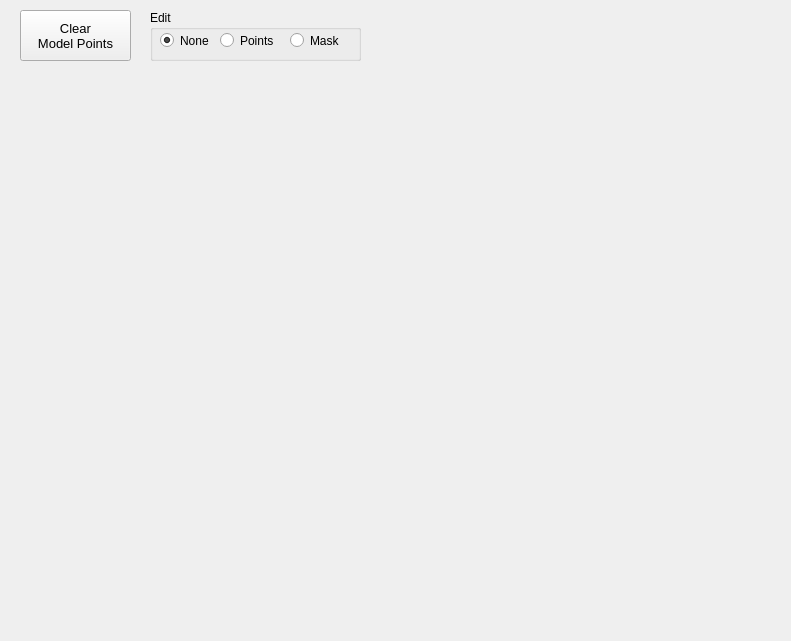
Above: mountwizzard/gui/hemisphere_dialog_ui.ui from sayitfast/MountWizzard3 before the change. Below: the same form after it.
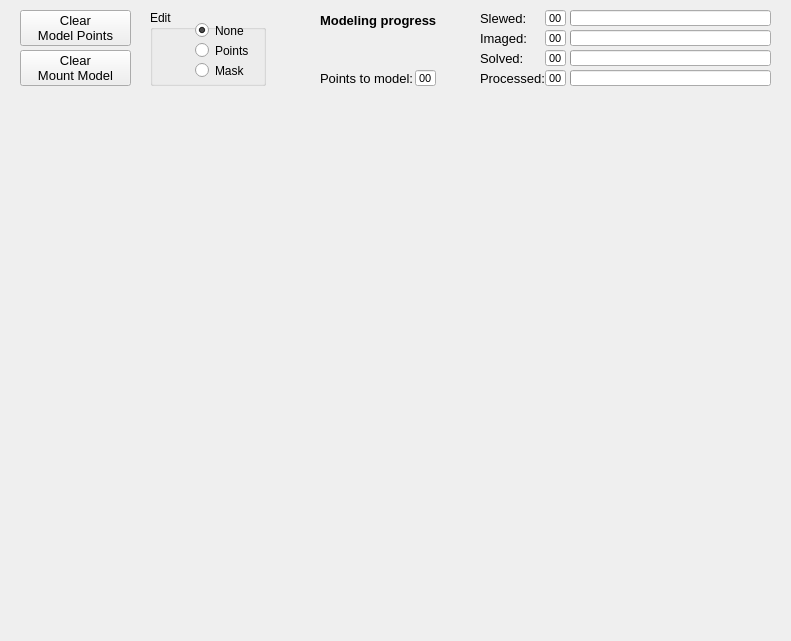
That is the form after the change.

Commit message: added second point clear align and moved progress to hemisphere window

The edit to the form file:
```diff
--- a/mountwizzard/gui/hemisphere_dialog_ui.ui
+++ b/mountwizzard/gui/hemisphere_dialog_ui.ui
@@ -25,9 +25,9 @@
    <property name="geometry">
     <rect>
      <x>10</x>
-     <y>80</y>
+     <y>105</y>
      <width>771</width>
-     <height>551</height>
+     <height>526</height>
     </rect>
    </property>
    <property name="autoFillBackground">
@@ -43,7 +43,7 @@
      <x>20</x>
      <y>10</y>
      <width>111</width>
-     <height>51</height>
+     <height>36</height>
     </rect>
    </property>
    <property name="font">
@@ -65,7 +65,7 @@
      <x>0</x>
      <y>0</y>
      <width>790</width>
-     <height>71</height>
+     <height>96</height>
     </rect>
    </property>
    <property name="text">
@@ -77,8 +77,8 @@
     <rect>
      <x>150</x>
      <y>10</y>
-     <width>211</width>
-     <height>51</height>
+     <width>116</width>
+     <height>76</height>
     </rect>
    </property>
    <property name="title">
@@ -87,8 +87,8 @@
    <widget class="QRadioButton" name="btn_editNone">
     <property name="geometry">
      <rect>
-      <x>10</x>
-      <y>20</y>
+      <x>45</x>
+      <y>10</y>
       <width>61</width>
       <height>21</height>
      </rect>
@@ -103,8 +103,8 @@
    <widget class="QRadioButton" name="btn_editModelPoints">
     <property name="geometry">
      <rect>
-      <x>70</x>
-      <y>20</y>
+      <x>45</x>
+      <y>30</y>
       <width>71</width>
       <height>21</height>
      </rect>
@@ -116,8 +116,8 @@
    <widget class="QRadioButton" name="btn_editHorizonMask">
     <property name="geometry">
      <rect>
-      <x>140</x>
-      <y>20</y>
+      <x>45</x>
+      <y>50</y>
       <width>61</width>
       <height>21</height>
      </rect>
@@ -127,6 +127,439 @@
     </property>
    </widget>
   </widget>
+  <widget class="QProgressBar" name="bar_numberPointsProcessed">
+   <property name="geometry">
+    <rect>
+     <x>570</x>
+     <y>70</y>
+     <width>201</width>
+     <height>16</height>
+    </rect>
+   </property>
+   <property name="maximum">
+    <number>1000</number>
+   </property>
+   <property name="value">
+    <number>1</number>
+   </property>
+   <property name="textVisible">
+    <bool>false</bool>
+   </property>
+  </widget>
+  <widget class="QLineEdit" name="le_numberPointsProcessed">
+   <property name="geometry">
+    <rect>
+     <x>545</x>
+     <y>70</y>
+     <width>21</width>
+     <height>16</height>
+    </rect>
+   </property>
+   <property name="font">
+    <font>
+     <family>Arial</family>
+     <pointsize>8</pointsize>
+     <weight>50</weight>
+     <bold>false</bold>
+    </font>
+   </property>
+   <property name="mouseTracking">
+    <bool>false</bool>
+   </property>
+   <property name="focusPolicy">
+    <enum>Qt::NoFocus</enum>
+   </property>
+   <property name="acceptDrops">
+    <bool>false</bool>
+   </property>
+   <property name="toolTip">
+    <string>&lt;html&gt;&lt;head/&gt;&lt;body&gt;&lt;p&gt;&lt;span style=&quot; font-size:10pt;&quot;&gt;Progress in modeling.&lt;/span&gt;&lt;/p&gt;&lt;/body&gt;&lt;/html&gt;</string>
+   </property>
+   <property name="layoutDirection">
+    <enum>Qt::RightToLeft</enum>
+   </property>
+   <property name="text">
+    <string>00</string>
+   </property>
+   <property name="alignment">
+    <set>Qt::AlignRight|Qt::AlignTrailing|Qt::AlignVCenter</set>
+   </property>
+   <property name="readOnly">
+    <bool>true</bool>
+   </property>
+  </widget>
+  <widget class="QLabel" name="label_81">
+   <property name="geometry">
+    <rect>
+     <x>480</x>
+     <y>70</y>
+     <width>66</width>
+     <height>16</height>
+    </rect>
+   </property>
+   <property name="font">
+    <font>
+     <family>MS Shell Dlg 2</family>
+     <pointsize>10</pointsize>
+     <weight>50</weight>
+     <bold>false</bold>
+    </font>
+   </property>
+   <property name="text">
+    <string>Processed:</string>
+   </property>
+  </widget>
+  <widget class="QProgressBar" name="bar_numberPointsSolved">
+   <property name="geometry">
+    <rect>
+     <x>570</x>
+     <y>50</y>
+     <width>201</width>
+     <height>16</height>
+    </rect>
+   </property>
+   <property name="maximum">
+    <number>1000</number>
+   </property>
+   <property name="value">
+    <number>1</number>
+   </property>
+   <property name="textVisible">
+    <bool>false</bool>
+   </property>
+  </widget>
+  <widget class="QLineEdit" name="le_numberPointsSolved">
+   <property name="geometry">
+    <rect>
+     <x>545</x>
+     <y>50</y>
+     <width>21</width>
+     <height>16</height>
+    </rect>
+   </property>
+   <property name="font">
+    <font>
+     <family>Arial</family>
+     <pointsize>8</pointsize>
+     <weight>50</weight>
+     <bold>false</bold>
+    </font>
+   </property>
+   <property name="mouseTracking">
+    <bool>false</bool>
+   </property>
+   <property name="focusPolicy">
+    <enum>Qt::NoFocus</enum>
+   </property>
+   <property name="acceptDrops">
+    <bool>false</bool>
+   </property>
+   <property name="toolTip">
+    <string>&lt;html&gt;&lt;head/&gt;&lt;body&gt;&lt;p&gt;&lt;span style=&quot; font-size:10pt;&quot;&gt;Progress in modeling.&lt;/span&gt;&lt;/p&gt;&lt;/body&gt;&lt;/html&gt;</string>
+   </property>
+   <property name="layoutDirection">
+    <enum>Qt::RightToLeft</enum>
+   </property>
+   <property name="text">
+    <string>00</string>
+   </property>
+   <property name="alignment">
+    <set>Qt::AlignRight|Qt::AlignTrailing|Qt::AlignVCenter</set>
+   </property>
+   <property name="readOnly">
+    <bool>true</bool>
+   </property>
+  </widget>
+  <widget class="QLabel" name="label_28">
+   <property name="geometry">
+    <rect>
+     <x>480</x>
+     <y>50</y>
+     <width>66</width>
+     <height>16</height>
+    </rect>
+   </property>
+   <property name="font">
+    <font>
+     <family>MS Shell Dlg 2</family>
+     <pointsize>10</pointsize>
+     <weight>50</weight>
+     <bold>false</bold>
+    </font>
+   </property>
+   <property name="text">
+    <string>Solved:</string>
+   </property>
+  </widget>
+  <widget class="QProgressBar" name="bar_numberPointsImaged">
+   <property name="geometry">
+    <rect>
+     <x>570</x>
+     <y>30</y>
+     <width>201</width>
+     <height>16</height>
+    </rect>
+   </property>
+   <property name="maximum">
+    <number>1000</number>
+   </property>
+   <property name="value">
+    <number>1</number>
+   </property>
+   <property name="textVisible">
+    <bool>false</bool>
+   </property>
+  </widget>
+  <widget class="QLineEdit" name="le_numberPointsImaged">
+   <property name="geometry">
+    <rect>
+     <x>545</x>
+     <y>30</y>
+     <width>21</width>
+     <height>16</height>
+    </rect>
+   </property>
+   <property name="font">
+    <font>
+     <family>Arial</family>
+     <pointsize>8</pointsize>
+     <weight>50</weight>
+     <bold>false</bold>
+    </font>
+   </property>
+   <property name="mouseTracking">
+    <bool>false</bool>
+   </property>
+   <property name="focusPolicy">
+    <enum>Qt::NoFocus</enum>
+   </property>
+   <property name="acceptDrops">
+    <bool>false</bool>
+   </property>
+   <property name="toolTip">
+    <string>&lt;html&gt;&lt;head/&gt;&lt;body&gt;&lt;p&gt;&lt;span style=&quot; font-size:10pt;&quot;&gt;Progress in modeling.&lt;/span&gt;&lt;/p&gt;&lt;/body&gt;&lt;/html&gt;</string>
+   </property>
+   <property name="layoutDirection">
+    <enum>Qt::RightToLeft</enum>
+   </property>
+   <property name="text">
+    <string>00</string>
+   </property>
+   <property name="alignment">
+    <set>Qt::AlignRight|Qt::AlignTrailing|Qt::AlignVCenter</set>
+   </property>
+   <property name="readOnly">
+    <bool>true</bool>
+   </property>
+  </widget>
+  <widget class="QLabel" name="label_77">
+   <property name="geometry">
+    <rect>
+     <x>480</x>
+     <y>30</y>
+     <width>66</width>
+     <height>16</height>
+    </rect>
+   </property>
+   <property name="font">
+    <font>
+     <family>MS Shell Dlg 2</family>
+     <pointsize>10</pointsize>
+     <weight>50</weight>
+     <bold>false</bold>
+    </font>
+   </property>
+   <property name="text">
+    <string>Imaged:</string>
+   </property>
+  </widget>
+  <widget class="QProgressBar" name="bar_numberPointsSlewed">
+   <property name="geometry">
+    <rect>
+     <x>570</x>
+     <y>10</y>
+     <width>201</width>
+     <height>16</height>
+    </rect>
+   </property>
+   <property name="maximum">
+    <number>1000</number>
+   </property>
+   <property name="value">
+    <number>1</number>
+   </property>
+   <property name="textVisible">
+    <bool>false</bool>
+   </property>
+  </widget>
+  <widget class="QLineEdit" name="le_numberPointsSlewed">
+   <property name="geometry">
+    <rect>
+     <x>545</x>
+     <y>10</y>
+     <width>21</width>
+     <height>16</height>
+    </rect>
+   </property>
+   <property name="font">
+    <font>
+     <family>Arial</family>
+     <pointsize>8</pointsize>
+     <weight>50</weight>
+     <bold>false</bold>
+    </font>
+   </property>
+   <property name="mouseTracking">
+    <bool>false</bool>
+   </property>
+   <property name="focusPolicy">
+    <enum>Qt::NoFocus</enum>
+   </property>
+   <property name="acceptDrops">
+    <bool>false</bool>
+   </property>
+   <property name="toolTip">
+    <string>&lt;html&gt;&lt;head/&gt;&lt;body&gt;&lt;p&gt;&lt;span style=&quot; font-size:10pt;&quot;&gt;Progress in modeling.&lt;/span&gt;&lt;/p&gt;&lt;/body&gt;&lt;/html&gt;</string>
+   </property>
+   <property name="layoutDirection">
+    <enum>Qt::RightToLeft</enum>
+   </property>
+   <property name="text">
+    <string>00</string>
+   </property>
+   <property name="alignment">
+    <set>Qt::AlignRight|Qt::AlignTrailing|Qt::AlignVCenter</set>
+   </property>
+   <property name="readOnly">
+    <bool>true</bool>
+   </property>
+  </widget>
+  <widget class="QLabel" name="label_100">
+   <property name="geometry">
+    <rect>
+     <x>480</x>
+     <y>10</y>
+     <width>66</width>
+     <height>16</height>
+    </rect>
+   </property>
+   <property name="font">
+    <font>
+     <family>MS Shell Dlg 2</family>
+     <pointsize>10</pointsize>
+     <weight>50</weight>
+     <bold>false</bold>
+    </font>
+   </property>
+   <property name="text">
+    <string>Slewed:</string>
+   </property>
+  </widget>
+  <widget class="QLineEdit" name="le_numberPointsToModel">
+   <property name="geometry">
+    <rect>
+     <x>415</x>
+     <y>70</y>
+     <width>21</width>
+     <height>16</height>
+    </rect>
+   </property>
+   <property name="font">
+    <font>
+     <family>Arial</family>
+     <pointsize>8</pointsize>
+     <weight>50</weight>
+     <bold>false</bold>
+    </font>
+   </property>
+   <property name="mouseTracking">
+    <bool>false</bool>
+   </property>
+   <property name="focusPolicy">
+    <enum>Qt::NoFocus</enum>
+   </property>
+   <property name="acceptDrops">
+    <bool>false</bool>
+   </property>
+   <property name="toolTip">
+    <string>&lt;html&gt;&lt;head/&gt;&lt;body&gt;&lt;p&gt;&lt;span style=&quot; font-size:10pt;&quot;&gt;Progress in modeling.&lt;/span&gt;&lt;/p&gt;&lt;/body&gt;&lt;/html&gt;</string>
+   </property>
+   <property name="layoutDirection">
+    <enum>Qt::RightToLeft</enum>
+   </property>
+   <property name="text">
+    <string>00</string>
+   </property>
+   <property name="alignment">
+    <set>Qt::AlignRight|Qt::AlignTrailing|Qt::AlignVCenter</set>
+   </property>
+   <property name="readOnly">
+    <bool>true</bool>
+   </property>
+  </widget>
+  <widget class="QLabel" name="label_59">
+   <property name="geometry">
+    <rect>
+     <x>320</x>
+     <y>70</y>
+     <width>106</width>
+     <height>16</height>
+    </rect>
+   </property>
+   <property name="font">
+    <font>
+     <family>MS Shell Dlg 2</family>
+     <pointsize>10</pointsize>
+     <weight>50</weight>
+     <bold>false</bold>
+    </font>
+   </property>
+   <property name="text">
+    <string>Points to model:</string>
+   </property>
+  </widget>
+  <widget class="QLabel" name="label_149">
+   <property name="geometry">
+    <rect>
+     <x>320</x>
+     <y>10</y>
+     <width>126</width>
+     <height>21</height>
+    </rect>
+   </property>
+   <property name="font">
+    <font>
+     <pointsize>10</pointsize>
+     <weight>75</weight>
+     <bold>true</bold>
+    </font>
+   </property>
+   <property name="text">
+    <string>Modeling progress</string>
+   </property>
+  </widget>
+  <widget class="QPushButton" name="btn_clearModel2">
+   <property name="geometry">
+    <rect>
+     <x>20</x>
+     <y>50</y>
+     <width>111</width>
+     <height>36</height>
+    </rect>
+   </property>
+   <property name="font">
+    <font>
+     <pointsize>10</pointsize>
+    </font>
+   </property>
+   <property name="toolTip">
+    <string>&lt;html&gt;&lt;head/&gt;&lt;body&gt;&lt;p&gt;Delete all points on coordinate window including Base / Model&lt;/p&gt;&lt;/body&gt;&lt;/html&gt;</string>
+   </property>
+   <property name="text">
+    <string>Clear
+Mount Model</string>
+   </property>
+  </widget>
   <zorder>hemisphereBackground</zorder>
   <zorder>hemisphere</zorder>
   <zorder>btn_deletePoints</zorder>
```
Left out of the diff: 33 changed lines with no effect on the pictures. The commit also changes 5 other files.
